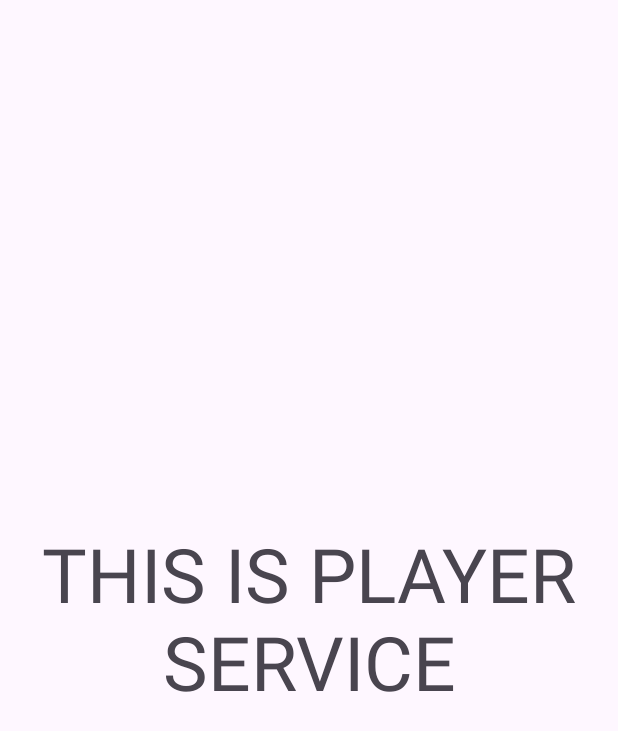
After one commit to Yan2arb4/AA_Android, an Android app: the layout activity_player.xml on its own in the app's theme, with its tools: preview values and no code run, on a phone screen of 412 x 824 dp. The commit adds this screen. Shown: the top 731 px of the screen. Run offline under Robolectric (Android 15) with nearby library versions, the phone set to English and light mode, and no system bars.

Commit message:
progress : dm class and player class

```diff
--- a/app/src/main/res/layout/activity_home.xml
+++ b/app/src/main/res/layout/activity_home.xml
@@ -31,6 +31,7 @@
             android:text="Dungeon Master"
             android:textSize="80dp"
             app:cornerRadius="30dp"
+            android:clickable="true"
             android:layout_marginBottom="50dp"/>
 
         <Button
--- /dev/null
+++ b/app/src/main/res/layout/activity_player.xml
@@ -0,0 +1,18 @@
+<?xml version="1.0" encoding="utf-8"?>
+<LinearLayout xmlns:android="http://schemas.android.com/apk/res/android"
+    xmlns:tools="http://schemas.android.com/tools"
+    android:orientation="vertical"
+    android:layout_width="match_parent"
+    android:layout_height="match_parent"
+    android:gravity="center"
+    android:id="@+id/player"
+    tools:context=".PlayerActivity">
+
+    <TextView
+        android:layout_width="match_parent"
+        android:layout_height="wrap_content"
+        android:textSize="50dp"
+        android:text="THIS IS PLAYER SERVICE"
+        android:textAlignment="center"/>
+
+</LinearLayout>
```
Also changed, not shown: app/src/main/java/com/porogoramer/adventure_assistant/DmActivity.kt (added, +17 -0 lines), app/src/main/java/com/porogoramer/adventure_assistant/HomeActivity.kt (+16 -4 lines), app/src/main/java/com/porogoramer/adventure_assistant/PlayerActivity.kt (added, +15 -0 lines), app/src/main/res/layout/activity_dm.xml (added, +18 -0 lines).
